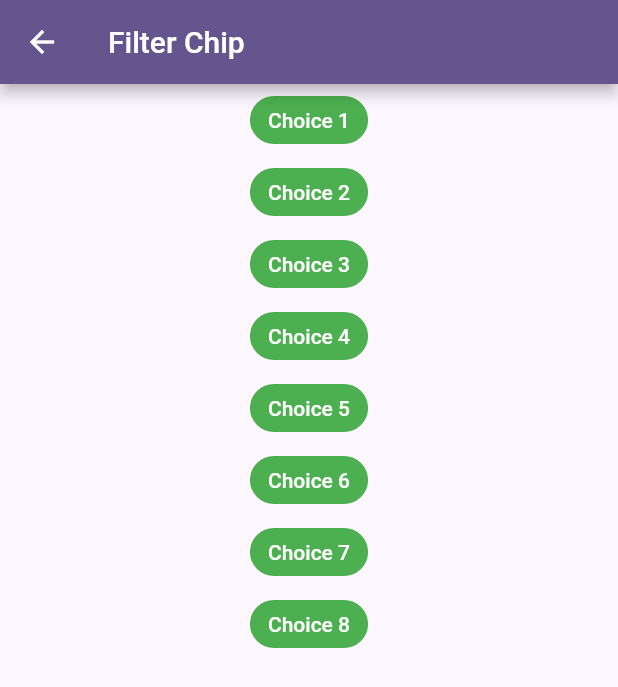
After one commit to omarSuarezRodriguez/flutter_apps_with_package, a Flutter app: the LFilterChipExample screen opened by its route, on a phone screen of 412 x 824 dp. The commit adds this screen. Shown: the top 687 px of the screen. Run offline on Flutter 3.47's test engine with Material 2 defaults, Android fonts, the phone set to English and light mode, and no system bars; our stand-ins replace get, get_storage, readmore; missing offline and left inert: flutter_barcode_scanner; accounts and stored records are empty.

Commit message:
developed basics_115

```diff
--- /dev/null
+++ b/lib/src/basics_screen/pages/115_filter_chip_example.dart
@@ -0,0 +1,61 @@
+import 'package:flutter/material.dart';
+
+class LFilterChipExample extends StatelessWidget {
+  const LFilterChipExample({super.key});
+
+  @override
+  Widget build(BuildContext context) {
+    return Scaffold(
+      appBar: AppBar(title: const Text('Filter Chip')),
+      body: const Center(
+        child: LFilterChip(),
+      ),
+    );
+  }
+}
+
+
+class LFilterChip extends StatefulWidget {
+  const LFilterChip({super.key});
+
+  @override
+  _LFilterChipState createState() => new _LFilterChipState();
+}
+
+class _LFilterChipState extends State<LFilterChip> {
+  var _dataList = [
+    'Choice 1',
+    'Choice 2',
+    'Choice 3',
+    'Choice 4',
+    'Choice 5',
+    'Choice 6',
+    'Choice 7',
+    'Choice 8'
+  ];
+  var selected = [];
+
+  @override
+  Widget build(BuildContext context) {
+    return ListView.builder(
+      itemCount: _dataList.length,
+      itemBuilder: (BuildContext context, int index) => FilterChip(
+        label: Text(_dataList[index]),
+        onSelected: (bool value) {
+          if (selected.contains(index)) {
+            selected.remove(index);
+          } else {
+            selected.add(index);
+          }
+          setState(() {});
+        },
+        selected: selected.contains(index),
+        selectedColor: Colors.deepOrange,
+        labelStyle: TextStyle(
+          color: Colors.white,
+        ),
+        backgroundColor: Colors.green,
+      ),
+    );
+  }
+}
--- a/lib/src/routes/routes.dart
+++ b/lib/src/routes/routes.dart
@@ -14,6 +14,8 @@ import 'package:flutter_apps_with_package/src/basics_screen/pages/110_switch_lis
 import 'package:flutter_apps_with_package/src/basics_screen/pages/111_check_box_list_tile_example.dart';
 import 'package:flutter_apps_with_package/src/basics_screen/pages/112_action_chip_example.dart';
 import 'package:flutter_apps_with_package/src/basics_screen/pages/113_choice_chip_example.dart';
+import 'package:flutter_apps_with_package/src/basics_screen/pages/114_input_chip_example.dart';
+import 'package:flutter_apps_with_package/src/basics_screen/pages/115_filter_chip_example.dart';
 import 'package:flutter_apps_with_package/src/basics_screen/pages/81_dropdown_button_example.dart';
 import 'package:flutter_apps_with_package/src/basics_screen/pages/82_cards_example.dart';
 import 'package:flutter_apps_with_package/src/basics_screen/pages/83_chips_example.dart';
@@ -278,6 +280,9 @@ Map<String, WidgetBuilder> getApplicationRoutes() {
     '/basics_111'          : (BuildContext context) => const LCheckboxListTileExample(),
     '/basics_112'          : (BuildContext context) => const LActionChipExample(),
     '/basics_113'          : (BuildContext context) => const LChoiceChipExample(),
+    '/basics_114'          : (BuildContext context) => const LInputChipExample(),
+    '/basics_115'          : (BuildContext context) => const LFilterChipExample(),
+
 
 
 
```
Also changed, not shown: lib/src/basics_screen/basics_screen.dart (+28 -0 lines), lib/src/basics_screen/pages/114_input_chip_example.dart (added, +61 -0 lines).
